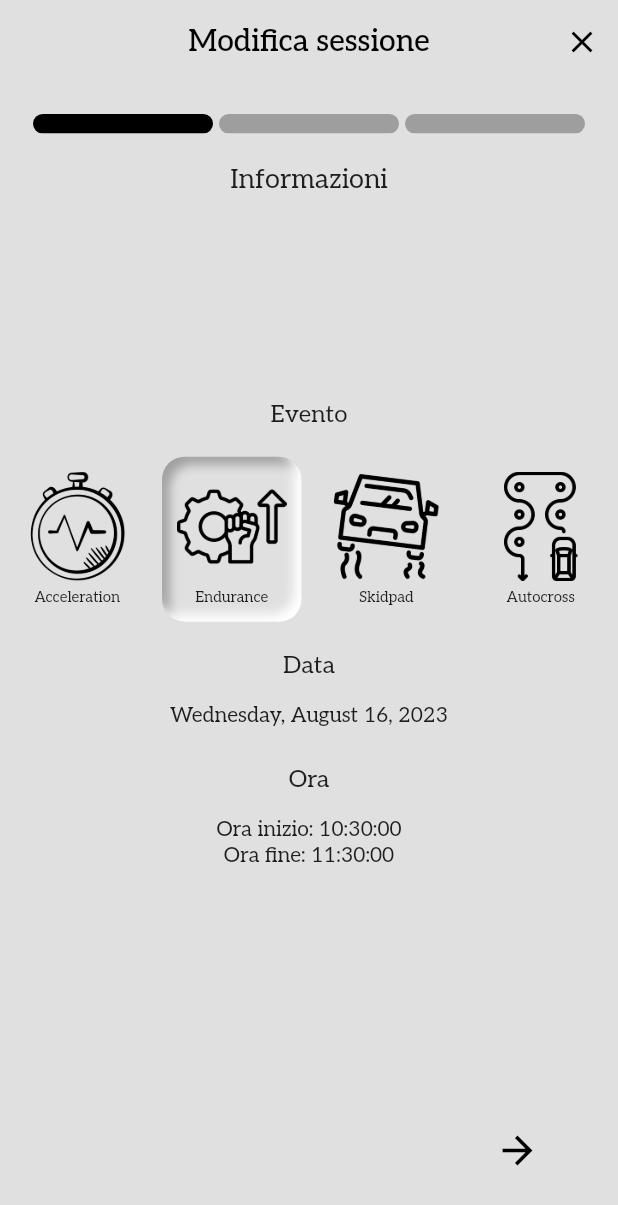
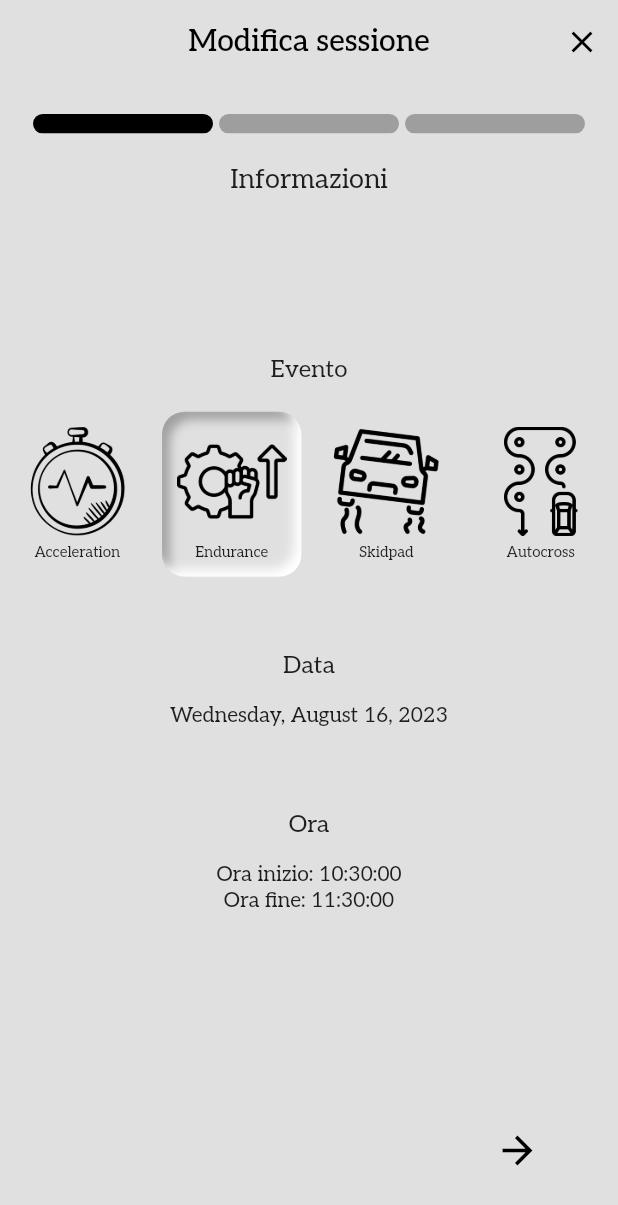
Before and after one commit to AlessandroS01/thesis-polimarche, a Flutter app: the ModifySessionPage screen opened directly with sample values from the repository, on a phone screen of 412 x 824 dp. Shown: the top 1205 px of the screen. Run offline on Flutter 3.47's test engine with Material 2 defaults, Android fonts, the light colour scheme and no system bars; drawn by our look-alikes of google_nav_bar, step_progress_indicator; our stand-ins replace flutter_inset_box_shadow, flutter_svg, fluttertoast, table_calendar; missing offline and left inert: optional; accounts and stored records are empty.

Commit message:
STARTED MODIFY SESSION

```diff
--- a/lib/pages/session/detail/detail_page_session.dart
+++ b/lib/pages/session/detail/detail_page_session.dart
@@ -294,9 +294,7 @@ class _DetailSessionState extends State<DetailSession> {
           context,
           MaterialPageRoute(
             builder: (BuildContext context) => ModifySessionPage(
-                session: session,
-                sessionService: sessionService
-            ),
+                session: session, sessionService: sessionService),
           ),
         );
 
--- a/lib/pages/session/detail/modify/modify_session_page.dart
+++ b/lib/pages/session/detail/modify/modify_session_page.dart
@@ -83,13 +83,11 @@ class _ModifySessionPageState extends State<ModifySessionPage> {
   }
 
   void _setNewTime() async {
-    TimeOfDay? oraInizio = await showTimePicker(
-        context: context, initialTime: newStartingTime
-    );
+    TimeOfDay? oraInizio =
+        await showTimePicker(context: context, initialTime: newStartingTime);
     if (oraInizio != null) {
-      TimeOfDay? oraFine = await showTimePicker(
-        context: context, initialTime: newEndingTime
-      );
+      TimeOfDay? oraFine =
+          await showTimePicker(context: context, initialTime: newEndingTime);
       if (oraFine != null && isTimeOfDayEarlier(oraInizio, oraFine)) {
         setState(() {
           newStartingTime = oraInizio;
@@ -123,8 +121,6 @@ class _ModifySessionPageState extends State<ModifySessionPage> {
       return false;
     }
   }
-
-
 
   @override
   void initState() {
@@ -261,7 +257,7 @@ class _ModifySessionPageState extends State<ModifySessionPage> {
                   ],
                 ),
                 SizedBox(
-                  height: 10,
+                  height: 40,
                 ),
                 Text(
                   "Data",
@@ -269,7 +265,7 @@ class _ModifySessionPageState extends State<ModifySessionPage> {
                 ),
                 _dateButton(backgroundColor, distanceDate, blurDate),
                 SizedBox(
-                  height: 10,
+                  height: 40,
                 ),
                 Text(
                   "Ora",
@@ -283,7 +279,7 @@ class _ModifySessionPageState extends State<ModifySessionPage> {
       );
 
   /*
-  --------------------FIRST STEP--------------------
+  -------------------- FIRST STEP--------------------
    */
 
   // EVENTS
@@ -585,10 +581,16 @@ class _ModifySessionPageState extends State<ModifySessionPage> {
     );
   }
 
+  /*
+  -------------------- SECOND STEP--------------------
+   */
   Expanded _secondStep() => Expanded(
         child: Text("Second"),
       );
 
+  /*
+  -------------------- THIRD STEP--------------------
+   */
   Expanded _thirdStep() => Expanded(
         child: Text("Third"),
       );
```
Also changed, not shown: lib/pages/home/main_page.dart (indentation only).
